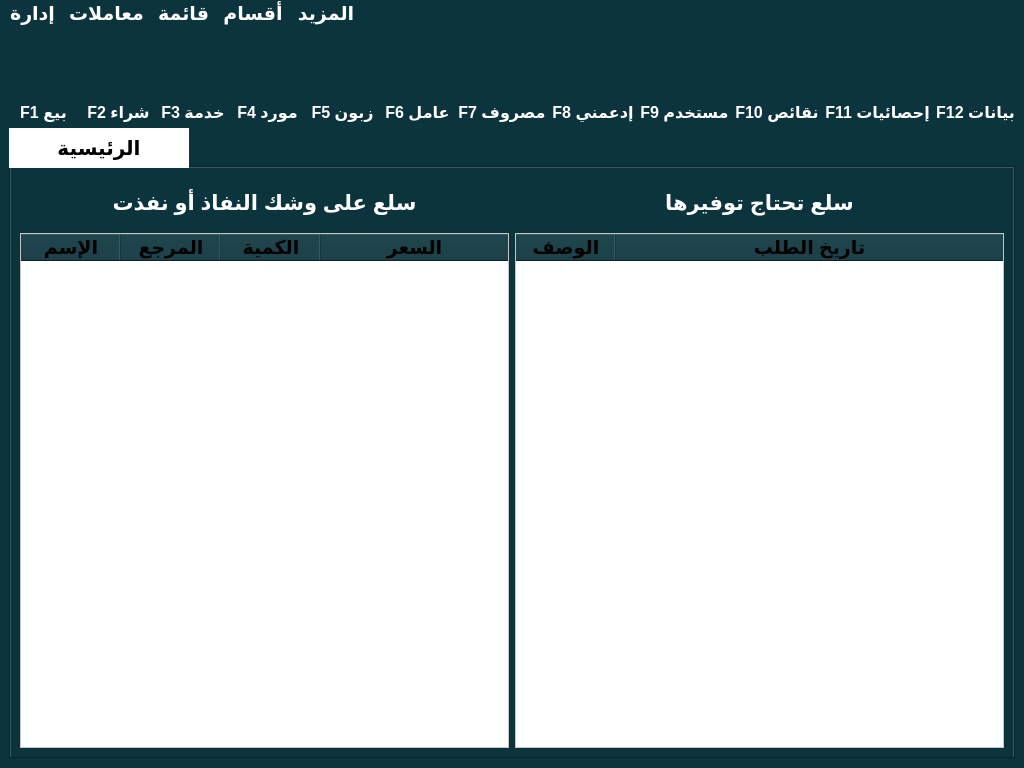
The window that uis/qt_uis/main_screen_new.ui (salahkhiat/ModeerPOS) describes before a commit, drawn with Qt 5.
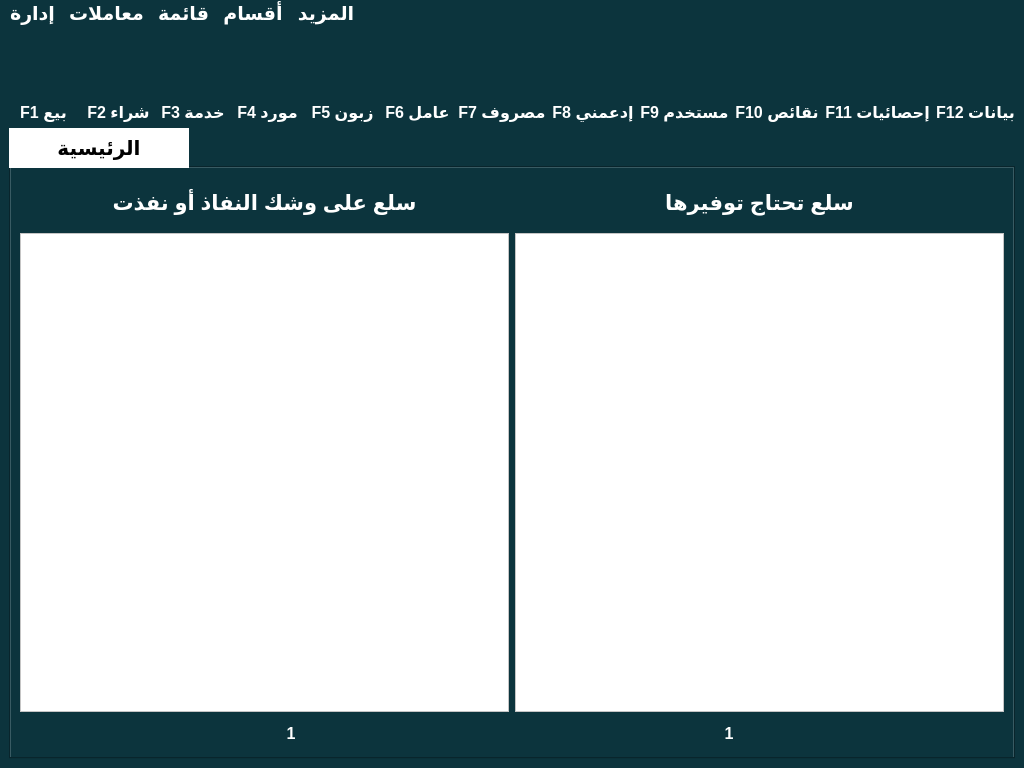
The same window after the commit. Icons and pictures are not drawn.

Commit message: Update main screen tables

The edit to the form file:
```diff
--- a/uis/qt_uis/main_screen_new.ui
+++ b/uis/qt_uis/main_screen_new.ui
@@ -935,7 +935,7 @@
               <item>
                <layout class="QHBoxLayout" name="main_window_tables">
                 <item>
-                 <widget class="QTableWidget" name="out_of_stock_soon_table">
+                 <widget class="QTableView" name="out_of_stock_soon_table">
                   <property name="font">
                    <font>
                     <pointsize>20</pointsize>
@@ -943,73 +943,26 @@
                    </font>
                   </property>
                   <property name="styleSheet">
-                   <string notr="true">QTableWidget{
+                   <string notr="true">QTableView{
 	background-color:white;
 }</string>
                   </property>
                   <attribute name="horizontalHeaderCascadingSectionResizes">
                    <bool>false</bool>
                   </attribute>
-                  <attribute name="horizontalHeaderStretchLastSection">
+                  <attribute name="verticalHeaderCascadingSectionResizes">
                    <bool>true</bool>
                   </attribute>
                   <attribute name="verticalHeaderMinimumSectionSize">
-                   <number>24</number>
-                  </attribute>
-                  <attribute name="verticalHeaderDefaultSectionSize">
                    <number>30</number>
                   </attribute>
                   <attribute name="verticalHeaderStretchLastSection">
-                   <bool>false</bool>
+                   <bool>true</bool>
                   </attribute>
-                  <column>
-                   <property name="text">
-                    <string>الإسم</string>
-                   </property>
-                   <property name="font">
-                    <font>
-                     <pointsize>14</pointsize>
-                     <bold>true</bold>
-                    </font>
-                   </property>
-                  </column>
-                  <column>
-                   <property name="text">
-                    <string>المرجع</string>
-                   </property>
-                   <property name="font">
-                    <font>
-                     <pointsize>14</pointsize>
-                     <bold>true</bold>
-                    </font>
-                   </property>
-                  </column>
-                  <column>
-                   <property name="text">
-                    <string>الكمية</string>
-                   </property>
-                   <property name="font">
-                    <font>
-                     <pointsize>14</pointsize>
-                     <bold>true</bold>
-                    </font>
-                   </property>
-                  </column>
-                  <column>
-                   <property name="text">
-                    <string>السعر</string>
-                   </property>
-                   <property name="font">
-                    <font>
-                     <pointsize>14</pointsize>
-                     <bold>true</bold>
-                    </font>
-                   </property>
-                  </column>
                  </widget>
                 </item>
                 <item>
-                 <widget class="QTableWidget" name="requested_products_table">
+                 <widget class="QTableView" name="requested_products_table">
                   <property name="font">
                    <font>
                     <pointsize>20</pointsize>
@@ -1017,47 +970,22 @@
                    </font>
                   </property>
                   <property name="styleSheet">
-                   <string notr="true">QTableWidget{
+                   <string notr="true">QTableView{
 	background-color:white;
 }</string>
                   </property>
                   <attribute name="horizontalHeaderCascadingSectionResizes">
                    <bool>false</bool>
                   </attribute>
-                  <attribute name="horizontalHeaderStretchLastSection">
+                  <attribute name="verticalHeaderCascadingSectionResizes">
                    <bool>true</bool>
                   </attribute>
                   <attribute name="verticalHeaderMinimumSectionSize">
-                   <number>24</number>
-                  </attribute>
-                  <attribute name="verticalHeaderDefaultSectionSize">
                    <number>30</number>
                   </attribute>
                   <attribute name="verticalHeaderStretchLastSection">
-                   <bool>false</bool>
+                   <bool>true</bool>
                   </attribute>
-                  <column>
-                   <property name="text">
-                    <string>الوصف</string>
-                   </property>
-                   <property name="font">
-                    <font>
-                     <pointsize>14</pointsize>
-                     <bold>true</bold>
-                    </font>
-                   </property>
-                  </column>
-                  <column>
-                   <property name="text">
-                    <string>تاريخ الطلب</string>
-                   </property>
-                   <property name="font">
-                    <font>
-                     <pointsize>14</pointsize>
-                     <bold>true</bold>
-                    </font>
-                   </property>
-                  </column>
                  </widget>
                 </item>
                </layout>
@@ -1130,6 +1058,236 @@
               </item>
              </layout>
             </item>
+            <item row="3" column="0">
+             <layout class="QHBoxLayout" name="tables_buttons_bar">
+              <item>
+               <widget class="QPushButton" name="previous_page_2_btn">
+                <property name="minimumSize">
+                 <size>
+                  <width>30</width>
+                  <height>30</height>
+                 </size>
+                </property>
+                <property name="maximumSize">
+                 <size>
+                  <width>30</width>
+                  <height>30</height>
+                 </size>
+                </property>
+                <property name="cursor">
+                 <cursorShape>PointingHandCursor</cursorShape>
+                </property>
+                <property name="styleSheet">
+                 <string notr="true">QPushButton:hover{
+	background-color:#3f5482;
+	border: 1px solid #3f5482;
+}</string>
+                </property>
+                <property name="text">
+                 <string/>
+                </property>
+                <property name="icon">
+                 <iconset>
+                  <normaloff>../../icons/previous.svg</normaloff>../../icons/previous.svg</iconset>
+                </property>
+                <property name="iconSize">
+                 <size>
+                  <width>25</width>
+                  <height>25</height>
+                 </size>
+                </property>
+                <property name="flat">
+                 <bool>true</bool>
+                </property>
+               </widget>
+              </item>
+              <item>
+               <widget class="QLabel" name="page_counter_2">
+                <property name="minimumSize">
+                 <size>
+                  <width>30</width>
+                  <height>30</height>
+                 </size>
+                </property>
+                <property name="maximumSize">
+                 <size>
+                  <width>30</width>
+                  <height>30</height>
+                 </size>
+                </property>
+                <property name="font">
+                 <font>
+                  <pointsize>12</pointsize>
+                  <bold>true</bold>
+                 </font>
+                </property>
+                <property name="styleSheet">
+                 <string notr="true">color:white</string>
+                </property>
+                <property name="text">
+                 <string>1</string>
+                </property>
+                <property name="alignment">
+                 <set>Qt::AlignCenter</set>
+                </property>
+               </widget>
+              </item>
+              <item>
+               <widget class="QPushButton" name="next_page_2_btn">
+                <property name="minimumSize">
+                 <size>
+                  <width>30</width>
+                  <height>30</height>
+                 </size>
+                </property>
+                <property name="maximumSize">
+                 <size>
+                  <width>30</width>
+                  <height>30</height>
+                 </size>
+                </property>
+                <property name="cursor">
+                 <cursorShape>PointingHandCursor</cursorShape>
+                </property>
+                <property name="styleSheet">
+                 <string notr="true">QPushButton:hover{
+	background-color:#3f5482;
+	border: 1px solid #3f5482;
+}</string>
+                </property>
+                <property name="text">
+                 <string/>
+                </property>
+                <property name="icon">
+                 <iconset>
+                  <normaloff>../../icons/next.svg</normaloff>../../icons/next.svg</iconset>
+                </property>
+                <property name="iconSize">
+                 <size>
+                  <width>25</width>
+                  <height>25</height>
+                 </size>
+                </property>
+                <property name="flat">
+                 <bool>true</bool>
+                </property>
+               </widget>
+              </item>
+              <item>
+               <widget class="QPushButton" name="previous_page_1_btn">
+                <property name="minimumSize">
+                 <size>
+                  <width>30</width>
+                  <height>30</height>
+                 </size>
+                </property>
+                <property name="maximumSize">
+                 <size>
+                  <width>30</width>
+                  <height>30</height>
+                 </size>
+                </property>
+                <property name="cursor">
+                 <cursorShape>PointingHandCursor</cursorShape>
+                </property>
+                <property name="styleSheet">
+                 <string notr="true">QPushButton:hover{
+	background-color:#3f5482;
+	border: 1px solid #3f5482;
+}</string>
+                </property>
+                <property name="text">
+                 <string/>
+                </property>
+                <property name="icon">
+                 <iconset>
+                  <normaloff>../../icons/previous.svg</normaloff>../../icons/previous.svg</iconset>
+                </property>
+                <property name="iconSize">
+                 <size>
+                  <width>25</width>
+                  <height>25</height>
+                 </size>
+                </property>
+                <property name="flat">
+                 <bool>true</bool>
+                </property>
+               </widget>
+              </item>
+              <item>
+               <widget class="QLabel" name="page_counter_1">
+                <property name="minimumSize">
+                 <size>
+                  <width>30</width>
+                  <height>30</height>
+                 </size>
+                </property>
+                <property name="maximumSize">
+                 <size>
+                  <width>30</width>
+                  <height>30</height>
+                 </size>
+                </property>
+                <property name="font">
+                 <font>
+                  <pointsize>12</pointsize>
+                  <bold>true</bold>
+                 </font>
+                </property>
+                <property name="styleSheet">
+                 <string notr="true">color:white</string>
+                </property>
+                <property name="text">
+                 <string>1</string>
+                </property>
+                <property name="alignment">
+                 <set>Qt::AlignCenter</set>
+                </property>
+               </widget>
+              </item>
+              <item>
+               <widget class="QPushButton" name="next_page_1_btn">
+                <property name="minimumSize">
+                 <size>
+                  <width>30</width>
+                  <height>30</height>
+                 </size>
+                </property>
+                <property name="maximumSize">
+                 <size>
+                  <width>30</width>
+                  <height>30</height>
+                 </size>
+                </property>
+                <property name="cursor">
+                 <cursorShape>PointingHandCursor</cursorShape>
+                </property>
+                <property name="styleSheet">
+                 <string notr="true">QPushButton:hover{
+	background-color:#3f5482;
+	border: 1px solid #3f5482;
+}</string>
+                </property>
+                <property name="text">
+                 <string/>
+                </property>
+                <property name="icon">
+                 <iconset>
+                  <normaloff>../../icons/next.svg</normaloff>../../icons/next.svg</iconset>
+                </property>
+                <property name="iconSize">
+                 <size>
+                  <width>25</width>
+                  <height>25</height>
+                 </size>
+                </property>
+                <property name="flat">
+                 <bool>true</bool>
+                </property>
+               </widget>
+              </item>
+             </layout>
+            </item>
            </layout>
           </widget>
          </widget>
```
Left out of the diff: 10 changed lines with no effect on the pictures. The commit also changes 13 other files.
